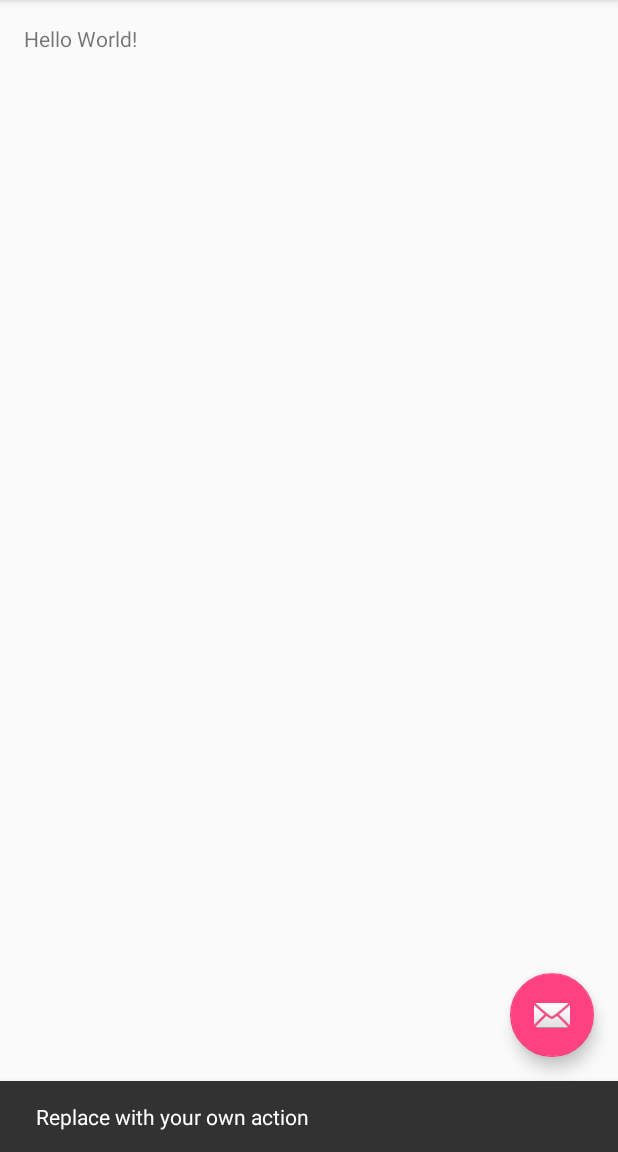
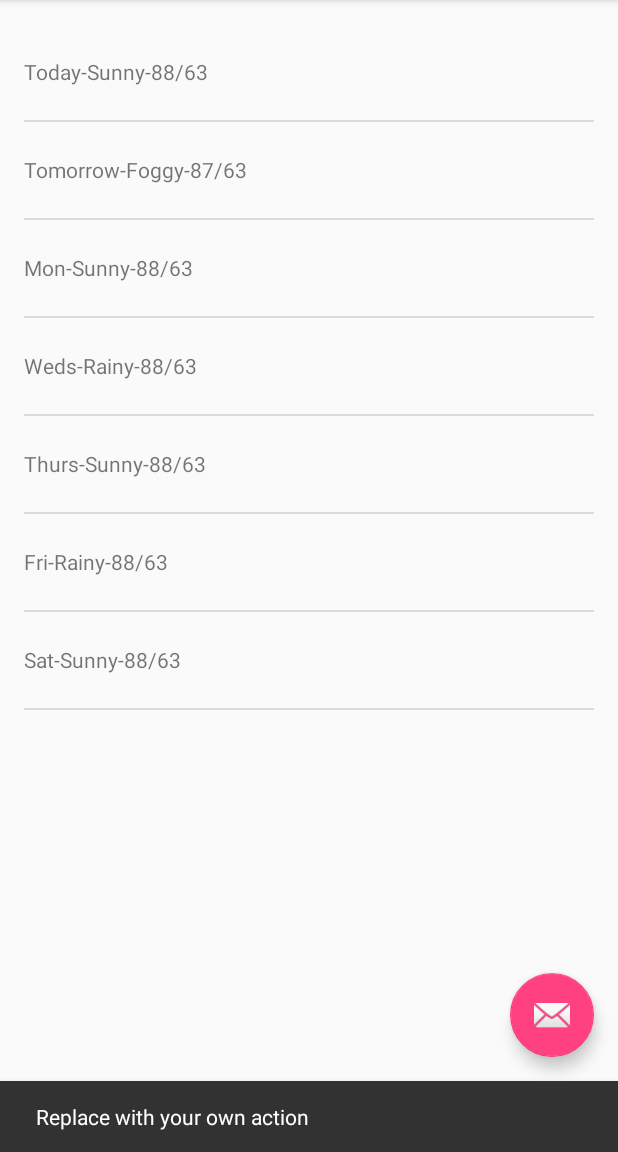
Before and after one commit to PrashantYadav/StellarWeather, an Android app: the screen it shows after launch (MainActivity), after a tap on an icon or button, on a phone screen of 412 x 824 dp, the part 84-1236 px from its top. Run offline under Robolectric (Android 15) with nearby library versions, the phone set to English and light mode, and no system bars.

Commit message:
created sunshine project

```diff
--- a/app/src/main/java/com/prashant93y/stellarweather/MainActivity.java
+++ b/app/src/main/java/com/prashant93y/stellarweather/MainActivity.java
@@ -15,6 +15,7 @@ public class MainActivity extends AppCompatActivity {
     protected void onCreate(Bundle savedInstanceState) {
         super.onCreate(savedInstanceState);
         setContentView(R.layout.activity_main);
+
         Toolbar toolbar = (Toolbar) findViewById(R.id.toolbar);
         setSupportActionBar(toolbar);
 
--- a/app/src/main/java/com/prashant93y/stellarweather/MainActivityFragment.java
+++ b/app/src/main/java/com/prashant93y/stellarweather/MainActivityFragment.java
@@ -2,9 +2,14 @@ package com.prashant93y.stellarweather;
 
 import android.support.v4.app.Fragment;
 import android.os.Bundle;
+import android.util.Log;
 import android.view.LayoutInflater;
 import android.view.View;
 import android.view.ViewGroup;
+import android.widget.ArrayAdapter;
+import android.widget.ListView;
+
+import java.util.ArrayList;
 
 /**
  * A placeholder fragment containing a simple view.
@@ -17,6 +22,27 @@ public class MainActivityFragment extends Fragment {
     @Override
     public View onCreateView(LayoutInflater inflater, ViewGroup container,
                              Bundle savedInstanceState) {
-        return inflater.inflate(R.layout.fragment_main, container, false);
+
+        View rootView = inflater.inflate(R.layout.fragment_main,container,false);
+
+        ArrayList<String> weekForecast = new ArrayList<>();
+
+        weekForecast.add("Today-Sunny-88/63");
+        weekForecast.add("Tomorrow-Foggy-87/63");
+        weekForecast.add("Mon-Sunny-88/63");
+        weekForecast.add("Weds-Rainy-88/63");
+        weekForecast.add("Thurs-Sunny-88/63");
+        weekForecast.add("Fri-Rainy-88/63");
+        weekForecast.add("Sat-Sunny-88/63");
+
+        ArrayAdapter<String> mForecastAdapter = new ArrayAdapter<String>(getActivity(), R.layout.list_item_forecast,
+                R.id.list_item_forecast_textView, weekForecast);
+
+        ListView listView = (ListView) rootView.findViewById(R.id.listview_forecast);
+        Log.e("Listview",listView+"");
+
+        listView.setAdapter(mForecastAdapter);
+
+        return rootView;
     }
 }
--- a/app/src/main/res/layout/fragment_main.xml
+++ b/app/src/main/res/layout/fragment_main.xml
@@ -1,4 +1,4 @@
-<RelativeLayout xmlns:android="http://schemas.android.com/apk/res/android"
+<FrameLayout xmlns:android="http://schemas.android.com/apk/res/android"
     xmlns:tools="http://schemas.android.com/tools"
     android:layout_width="match_parent"
     android:layout_height="match_parent"
@@ -9,9 +9,10 @@
     tools:context="com.prashant93y.stellarweather.MainActivityFragment"
     tools:showIn="@layout/activity_main">
 
-    <TextView
-        android:layout_width="wrap_content"
-        android:layout_height="wrap_content"
-        android:text="Hello World!" />
+    <ListView
+        android:layout_width="match_parent"
+        android:layout_height="match_parent"
+        android:id="@+id/listview_forecast">
 
-</RelativeLayout>
+    </ListView>
+</FrameLayout>
--- /dev/null
+++ b/app/src/main/res/layout/list_item_forecast.xml
@@ -0,0 +1,10 @@
+<?xml version="1.0" encoding="utf-8"?>
+
+<TextView android:layout_width="wrap_content"
+    android:layout_height="wrap_content"
+    android:text="Today-Sunny-88/63"
+    android:id="@+id/list_item_forecast_textView"
+    android:layout_gravity="center"
+    android:minHeight="?android:attr/listPreferredItemHeight"
+    android:gravity="center_vertical"
+    xmlns:android="http://schemas.android.com/apk/res/android" />
```
